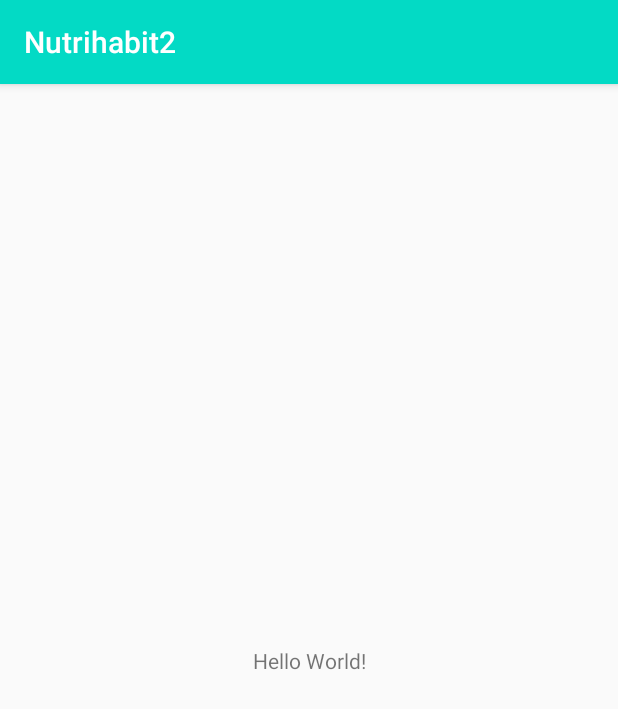
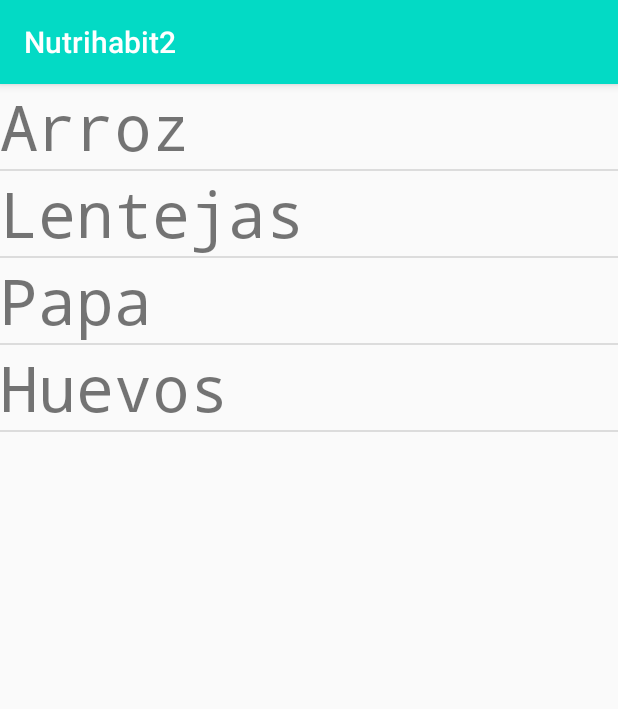
Before and after one commit to juancamiloforero/Nutrihabit2, an Android app: the screen it shows after launch (MainActivity before the commit, AlimentosActivity after it), on a phone screen of 412 x 824 dp. Shown: the top 709 px of the screen. Run offline under Robolectric (Android 15) with nearby library versions, the phone set to English and light mode, and no system bars.

Commit message:
Layout Lista principal alimentos

```diff
--- a/app/build.gradle
+++ b/app/build.gradle
@@ -26,6 +26,8 @@ dependencies {
     implementation fileTree(dir: "libs", include: ["*.jar"])
     implementation 'androidx.appcompat:appcompat:1.2.0'
     implementation 'androidx.constraintlayout:constraintlayout:2.0.2'
+    implementation 'androidx.legacy:legacy-support-v4:1.0.0'
+    implementation 'androidx.recyclerview:recyclerview:1.1.0'
     testImplementation 'junit:junit:4.12'
     androidTestImplementation 'androidx.test.ext:junit:1.1.2'
     androidTestImplementation 'androidx.test.espresso:espresso-core:3.3.0'
--- a/app/src/main/AndroidManifest.xml
+++ b/app/src/main/AndroidManifest.xml
@@ -9,6 +9,7 @@
         android:roundIcon="@mipmap/ic_launcher_round"
         android:supportsRtl="true"
         android:theme="@style/AppTheme">
+        <activity android:name=".alimentos.AlimentosActivity"></activity>
         <activity android:name=".MainActivity">
             <intent-filter>
                 <action android:name="android.intent.action.MAIN" />
--- a/app/src/main/java/com/example/nutrihabit2/MainActivity.java
+++ b/app/src/main/java/com/example/nutrihabit2/MainActivity.java
@@ -2,7 +2,10 @@ package com.example.nutrihabit2;
 
 import androidx.appcompat.app.AppCompatActivity;
 
+import android.content.Intent;
 import android.os.Bundle;
+
+import com.example.nutrihabit2.alimentos.AlimentosActivity;
 
 public class MainActivity extends AppCompatActivity {
 
@@ -10,5 +13,8 @@ public class MainActivity extends AppCompatActivity {
     protected void onCreate(Bundle savedInstanceState) {
         super.onCreate(savedInstanceState);
         setContentView(R.layout.activity_main);
+
+        Intent intent = new Intent(this, AlimentosActivity.class);
+        startActivity(intent);
     }
 }
--- /dev/null
+++ b/app/src/main/java/com/example/nutrihabit2/alimentos/Alimento.java
@@ -0,0 +1,15 @@
+package com.example.nutrihabit2.alimentos;
+
+public class Alimento {
+
+    private String nombre;
+
+    public Alimento(String nombre) {
+        this.nombre = nombre;
+    }
+
+    public String getNombre() {
+        return nombre;
+    }
+
+}
--- /dev/null
+++ b/app/src/main/java/com/example/nutrihabit2/alimentos/AlimentosActivity.java
@@ -0,0 +1,54 @@
+package com.example.nutrihabit2.alimentos;
+
+import androidx.appcompat.app.AppCompatActivity;
+import androidx.recyclerview.widget.DividerItemDecoration;
+import androidx.recyclerview.widget.LinearLayoutManager;
+import androidx.recyclerview.widget.RecyclerView;
+
+import android.os.Bundle;
+
+import com.example.nutrihabit2.R;
+
+import java.lang.reflect.Array;
+import java.util.ArrayList;
+
+public class AlimentosActivity extends AppCompatActivity {
+
+    private RecyclerView mRvAlimentosList;
+    private ArrayList<Alimento> auxAlimentos;
+
+    @Override
+    protected void onCreate(Bundle savedInstanceState) {
+        super.onCreate(savedInstanceState);
+        setContentView(R.layout.alimentos_list);
+
+        // Extraer el recycler de la lista de alimentos
+        mRvAlimentosList = findViewById(R.id.rvAlimentos);
+
+        // Solo decoración
+        mRvAlimentosList.addItemDecoration(new DividerItemDecoration(this, DividerItemDecoration.VERTICAL));
+
+        // Layout manager
+        LinearLayoutManager linearLayoutManager = new LinearLayoutManager(this);
+        mRvAlimentosList.setLayoutManager(linearLayoutManager);
+
+        // Creación lista temporal de alimentos
+        Alimento a1 = new Alimento("Arroz");
+        Alimento a2 = new Alimento("Lentejas");
+        Alimento a3 = new Alimento("Papa");
+        Alimento a4 = new Alimento("Huevos");
+
+        auxAlimentos = new ArrayList<Alimento>();
+        auxAlimentos.add(a1);
+        auxAlimentos.add(a2);
+        auxAlimentos.add(a3);
+        auxAlimentos.add(a4);
+
+        // Instanciar el adaptador
+        Alimentos_list_Adapter mAdapter = new Alimentos_list_Adapter(auxAlimentos);
+
+        // Setear el adaptador al recycler de alimentos
+        mRvAlimentosList.setAdapter(mAdapter);
+
+    }
+}
--- /dev/null
+++ b/app/src/main/java/com/example/nutrihabit2/alimentos/Alimentos_list_Adapter.java
@@ -0,0 +1,69 @@
+package com.example.nutrihabit2.alimentos;
+
+import android.content.Context;
+import android.view.LayoutInflater;
+import android.view.View;
+import android.view.ViewGroup;
+import android.widget.TextView;
+
+import androidx.annotation.NonNull;
+import androidx.recyclerview.widget.RecyclerView;
+
+import com.example.nutrihabit2.R;
+
+import java.util.ArrayList;
+
+public class Alimentos_list_Adapter extends RecyclerView.Adapter<Alimentos_list_Adapter.AlimentosViewHolder>{
+
+    private ArrayList<Alimento> mAlimentos;
+
+    public Alimentos_list_Adapter(ArrayList<Alimento> alimentos) {
+        mAlimentos = alimentos;
+    }
+
+    @NonNull
+    @Override
+    public AlimentosViewHolder onCreateViewHolder(@NonNull ViewGroup parent, int viewType) {
+        Context mContext = parent.getContext();
+
+        int layoutIdAlimentosItem = R.layout.alimentos_list_item;
+        LayoutInflater inflater = LayoutInflater.from(mContext);
+
+        boolean fastAttachToParent = false;
+        View itemView = inflater.inflate(layoutIdAlimentosItem, parent, fastAttachToParent);
+
+        AlimentosViewHolder viewHolder = new AlimentosViewHolder(itemView);
+
+        return viewHolder;
+    }
+
+    @Override
+    public void onBindViewHolder(@NonNull AlimentosViewHolder holder, int position) {
+        holder.bind(position);
+    }
+
+    @Override
+    public int getItemCount() {
+        if (mAlimentos == null) {
+            return 0;
+        } else {
+            return mAlimentos.size();
+        }
+    }
+
+
+    public class AlimentosViewHolder extends RecyclerView.ViewHolder {
+
+        TextView mNombreAlimentoView;
+
+        public AlimentosViewHolder(@NonNull View itemView) {
+            super(itemView);
+
+            mNombreAlimentoView = itemView.findViewById(R.id.tvNombreAlimento);
+        }
+
+        void bind(int listaIndex) {
+             mNombreAlimentoView.setText(String.valueOf(mAlimentos.get(listaIndex).getNombre()));
+        }
+    }
+}
--- /dev/null
+++ b/app/src/main/res/layout/alimentos_list.xml
@@ -0,0 +1,14 @@
+<?xml version="1.0" encoding="utf-8"?>
+<androidx.constraintlayout.widget.ConstraintLayout xmlns:android="http://schemas.android.com/apk/res/android"
+    android:layout_width="match_parent"
+    android:layout_height="match_parent"
+    xmlns:tools="http://schemas.android.com/tools"
+    tools:context=".alimentos.AlimentosActivity">
+
+    <!-- A RecyclerView with some commonly used attributes -->
+    <androidx.recyclerview.widget.RecyclerView
+        android:id="@+id/rvAlimentos"
+        android:layout_width="match_parent"
+        android:layout_height="match_parent"/>
+
+</androidx.constraintlayout.widget.ConstraintLayout>
--- /dev/null
+++ b/app/src/main/res/layout/alimentos_list_item.xml
@@ -0,0 +1,14 @@
+<?xml version="1.0" encoding="utf-8"?>
+<FrameLayout
+    xmlns:android="http://schemas.android.com/apk/res/android"
+    android:layout_width="match_parent"
+    android:layout_height="wrap_content">
+
+    <TextView
+        android:id="@+id/tvNombreAlimento"
+        android:layout_width="wrap_content"
+        android:layout_height="wrap_content"
+        android:textSize="42sp"
+        android:fontFamily="monospace"/>
+
+</FrameLayout>
--- a/app/src/main/res/values/strings.xml
+++ b/app/src/main/res/values/strings.xml
@@ -1,3 +1,5 @@
 <resources>
     <string name="app_name">Nutrihabit2</string>
+    <!-- TODO: Remove or change this placeholder text -->
+    <string name="hello_blank_fragment">Hello blank fragment</string>
 </resources>
```
